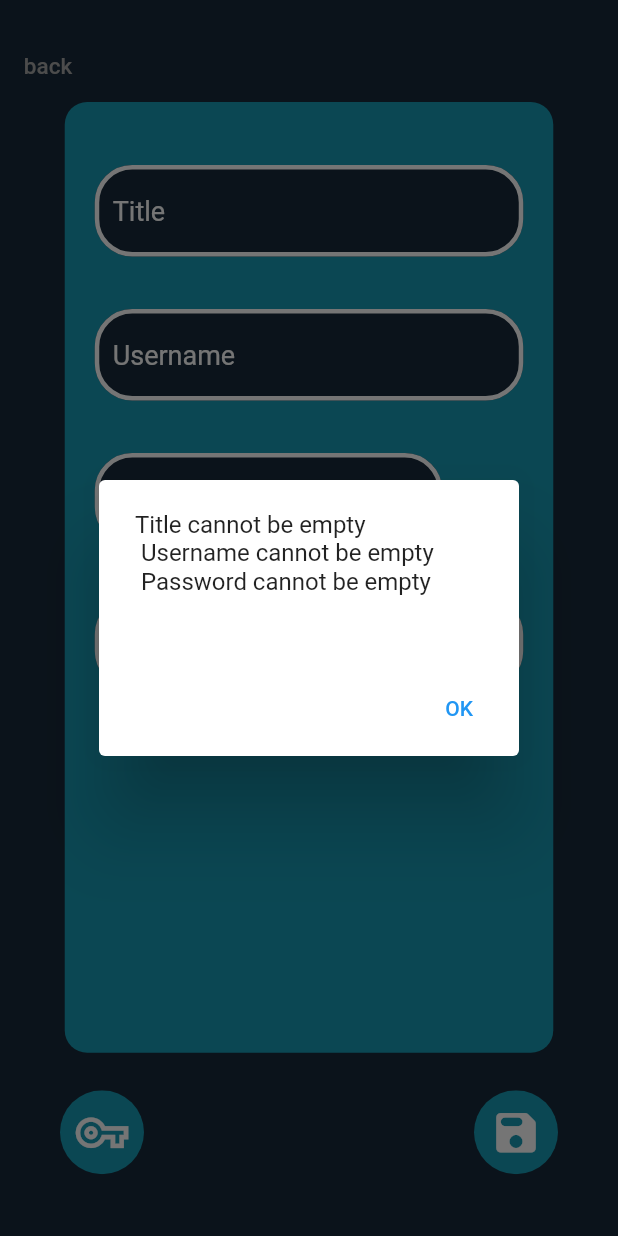
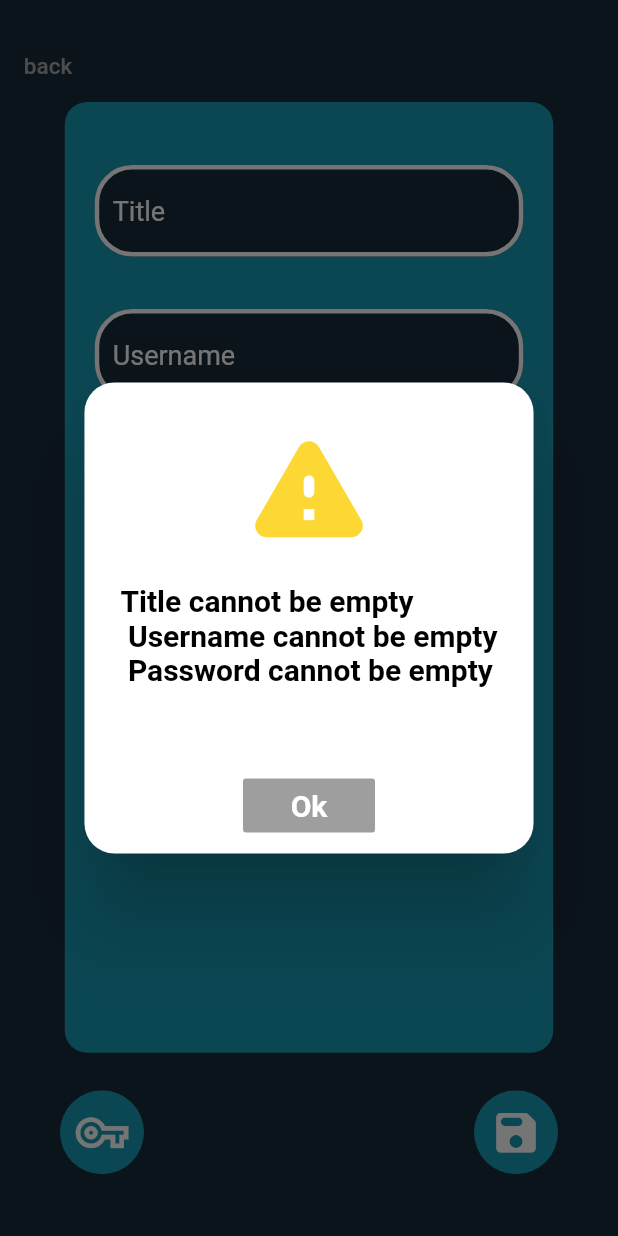
Before and after one commit to kevin-gonzalez16/TrueVault, a Flutter app: the NewRecordForm screen opened directly, after a tap on the "save" icon, on a phone screen of 412 x 824 dp. Run offline on Flutter 3.47's test engine with Material 2 defaults, Android fonts, the phone set to English and light mode, and no system bars; missing offline and left inert: encrypt.

Commit message:
improvements in empty fields alerts

```diff
--- /dev/null
+++ b/lib/screens/empty_input_dialog.dart
@@ -0,0 +1,51 @@
+import 'package:flutter/material.dart';
+
+void emptyInputDialog(BuildContext context, String errors) async {
+  return await showDialog(
+      context: context,
+      builder: (context) {
+        return StatefulBuilder(builder: (context, setState) {
+          return AlertDialog(
+            shape:
+                RoundedRectangleBorder(borderRadius: BorderRadius.circular(20)),
+            content: Text(
+              errors,
+              style: TextStyle(
+                  color: Colors.black,
+                  fontWeight: FontWeight.bold,
+                  fontSize: 20),
+            ),
+            title: Row(
+              mainAxisAlignment: MainAxisAlignment.center,
+              children: [
+                Icon(
+                  Icons.warning_rounded,
+                  color: Colors.yellow[600],
+                  size: 90.0,
+                )
+              ],
+            ),
+
+            // Text('Empty Fields'),
+            actions: <Widget>[
+              Row(
+                mainAxisAlignment: MainAxisAlignment.spaceEvenly,
+                children: [
+                  FlatButton(
+                    onPressed: () => Navigator.of(context).pop(false),
+                    child: Text(
+                      'Ok',
+                      style: TextStyle(
+                          color: Colors.white,
+                          fontWeight: FontWeight.bold,
+                          fontSize: 20),
+                    ),
+                    color: Colors.grey,
+                  ),
+                ],
+              )
+            ],
+          );
+        });
+      });
+}
--- a/lib/screens/new_record_form.dart
+++ b/lib/screens/new_record_form.dart
@@ -7,6 +7,7 @@ import 'package:true_vault/screens/view_database_screen.dart';
 import 'package:true_vault/utils/encryptor.dart';
 import 'package:true_vault/utils/form.dart' as formClass;
 import 'package:true_vault/screens/generate_password_dialog.dart';
+import 'package:true_vault/screens/empty_input_dialog.dart';
 
 class NewRecordForm extends StatefulWidget {
   const NewRecordForm({Key? key}) : super(key: key);
@@ -253,18 +254,7 @@ class _NewRecordFormState extends State<NewRecordForm> {
                         if (titleCheck.isEmpty ||
                             usernameCheck.isEmpty ||
                             passwordCheck.isEmpty) {
-                          showDialog<String>(
-                            context: context,
-                            builder: (BuildContext context) => AlertDialog(
-                              content: Text(errors),
-                              actions: <Widget>[
-                                TextButton(
-                                  onPressed: () => Navigator.pop(context, 'OK'),
-                                  child: const Text('OK'),
-                                ),
-                              ],
-                            ),
-                          );
+                          emptyInputDialog(context, errors);
                         }
                         if (notes.isEmpty) {
                           notes = " ";
```
Also changed, not shown: lib/screens/create_database_screen.dart (+2 -14 lines), lib/screens/delete_confirmation_form.dart (+23 -2 lines), lib/screens/edit_record.dart (+2 -12 lines).
